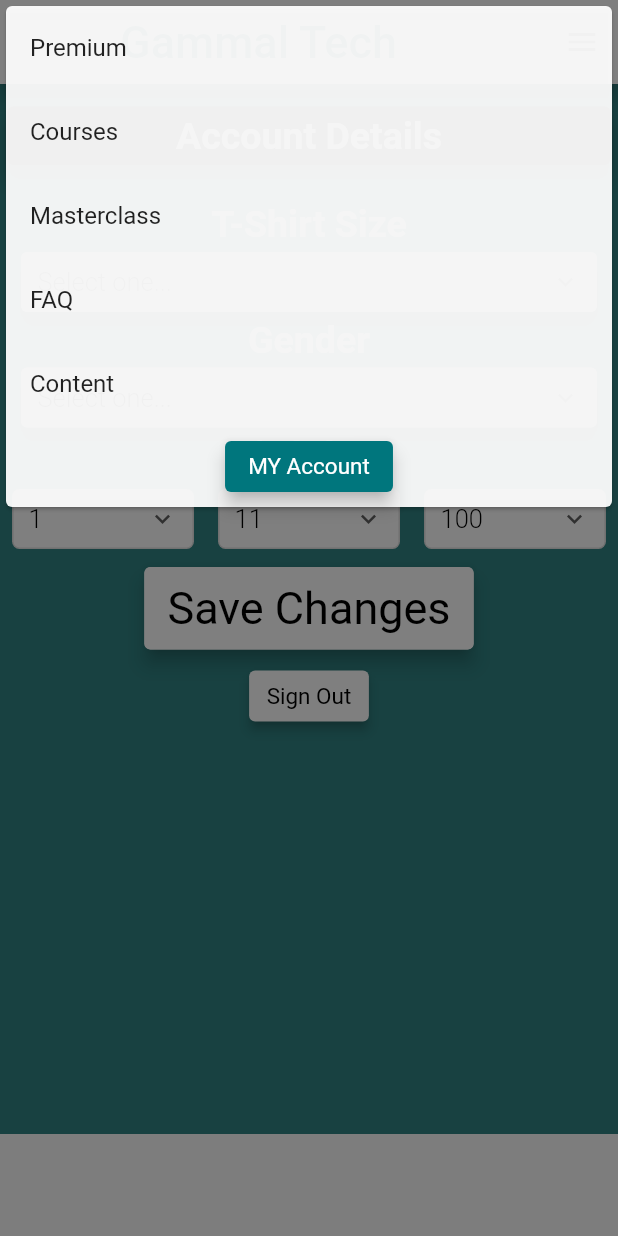
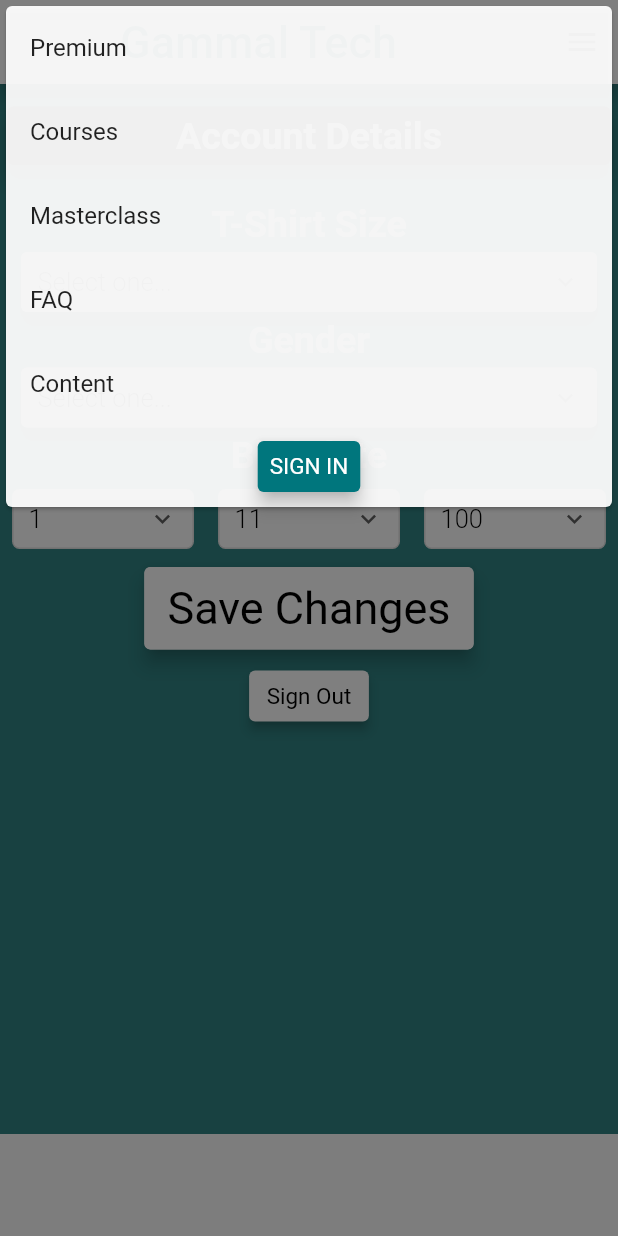
Before and after one commit to AhmedAbdoElhawary/gammal_tech_mobile_app, a Flutter app: the accountPage screen opened directly, after a tap on the "menu" icon, on a phone screen of 412 x 824 dp. Run offline on Flutter 3.47's test engine with Material 2 defaults, Android fonts, the phone set to English and light mode, and no system bars; our stand-ins replace chewie, cloud_firestore, firebase_auth, firebase_core, video_player; accounts and stored records are empty; network calls fail.

Commit message:
extract some widget to public methods

```diff
--- a/lib/common_ui/common-ui.dart
+++ b/lib/common_ui/common-ui.dart
@@ -1,8 +1,15 @@
+
 import 'package:flutter/material.dart';
+import 'package:gammal_tech_mobile_app/FAQ_page.dart';
 import 'package:gammal_tech_mobile_app/courses_page.dart';
 import 'package:gammal_tech_mobile_app/get_the_video.dart';
-import 'package:gammal_tech_mobile_app/my_account_page.dart';
+import 'package:gammal_tech_mobile_app/account_page.dart';
+import 'package:gammal_tech_mobile_app/sign_in_page.dart';
+
 import 'package:video_player/video_player.dart';
+
+String textOfButton = "SIGN IN";
+
 
 AppBar buildAppBar(context) {
   return AppBar(
@@ -37,43 +44,12 @@ AppBar buildAppBar(context) {
                           shrinkWrap: true,
                           children: <Widget>[
                             ListTile(title: Text('Premium')),
-                            ListTile(
-                                title: Text('Courses'),
-                                onTap: () {
-                                  Navigator.push(
-                                      context,
-                                      MaterialPageRoute(
-                                          builder: (context) => CoursesPage()));
-                                }),
+                            listTileOfDropMenu(
+                                context, 'Courses', CoursesPage()),
                             ListTile(title: Text('Masterclass')),
-                            ListTile(title: Text('FAQ')),
+                            listTileOfDropMenu(context, 'FAQ', faqPage()),
                             ListTile(title: Text('Content')),
-                            Center(
-                              child: Card(
-                                color: Color.fromARGB(255, 0, 118, 125),
-                                margin: EdgeInsets.all(10),
-                                elevation: 5,
-                                child: InkWell(
-                                  onTap: () {
-                                    Navigator.push(
-                                        context,
-                                        MaterialPageRoute(
-                                            builder: (context) =>
-                                                myAccountPage()));
-                                  },
-                                  child: Container(
-                                    padding: EdgeInsets.all(8),
-                                    child: Text(
-                                      "  MY Account  ",
-                                      style: TextStyle(
-                                          fontSize: 15,
-                                          fontWeight: FontWeight.w400,
-                                          color: Colors.white),
-                                    ),
-                                  ),
-                                ),
-                              ),
-                            )
+                            biuldTextButton(context)
                           ],
                         ),
                       ),
@@ -106,6 +82,42 @@ AppBar buildAppBar(context) {
   );
 }
 
+Center biuldTextButton(BuildContext context) {
+  return Center(
+    child: Card(
+      color: Color.fromARGB(255, 0, 118, 125),
+      margin: EdgeInsets.all(10),
+      elevation: 5,
+      child: InkWell(
+        onTap: () {
+          Navigator.push(
+              context,
+              MaterialPageRoute(
+                  builder: (context) => textOfButton == "SIGN IN"
+                      ? signInPage()
+                      : accountPage()));
+        },
+        child: Container(
+          padding: EdgeInsets.all(8),
+          child: Text(
+            textOfButton,
+            style: TextStyle(
+                fontSize: 15, fontWeight: FontWeight.w400, color: Colors.white),
+          ),
+        ),
+      ),
+    ),
+  );
+}
+
+ListTile listTileOfDropMenu(BuildContext context, String text, var page) {
+  return ListTile(
+      title: Text(text),
+      onTap: () {
+        Navigator.push(context, MaterialPageRoute(builder: (context) => page));
+      });
+}
+
 Card buildTextButton(String text, page, context) {
   return Card(
     elevation: 5,
@@ -117,8 +129,9 @@ Card buildTextButton(String text, page, context) {
       height: 55,
       child: TextButton(
         onPressed: () {
-          Navigator.push(
-              context, MaterialPageRoute(builder: (context) => page));
+          if (page != null)
+            Navigator.push(
+                context, MaterialPageRoute(builder: (context) => page));
         },
         child: Text(
           text,
```
